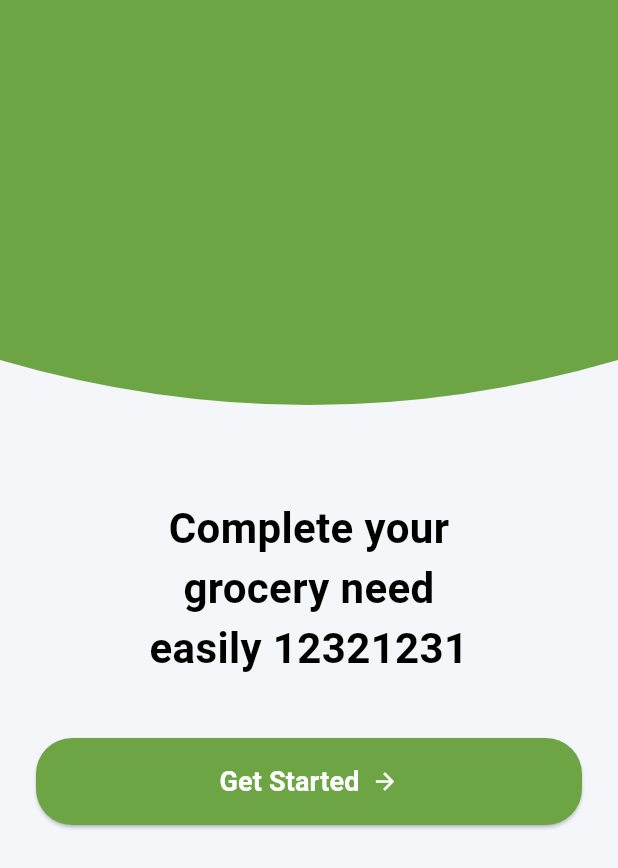
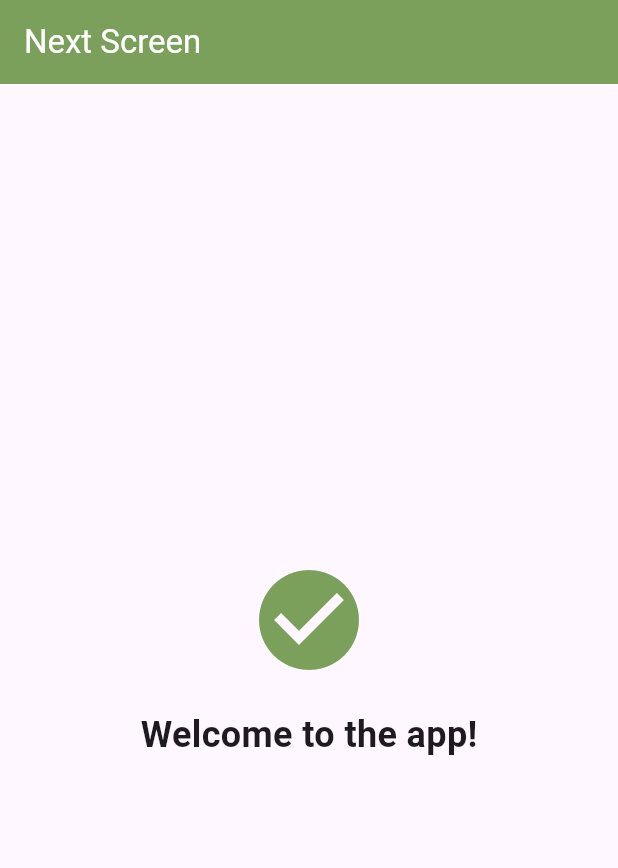
Before and after one commit to thanhtin1808/flutter02_bt_widget, a Flutter app: the screen it shows after launch, after a tap on "Get Started", on a phone screen of 412 x 824 dp. Shown: the top 868 px of the screen. Run offline on Flutter 3.47's test engine with Material 3 defaults, Android fonts, the phone set to English and light mode, and no system bars; our stand-ins replace google_fonts.

Commit message:
feat(splash): add splash screen for layout_1

```diff
--- a/lib/main.dart
+++ b/lib/main.dart
@@ -1,4 +1,5 @@
 import 'package:flutter/material.dart';
+import 'onboarding_screen.dart'; // Import the onboarding_screen.dart file
 
 void main() {
   runApp(const MyApp());
@@ -7,35 +8,21 @@ void main() {
 class MyApp extends StatelessWidget {
   const MyApp({super.key});
 
-  // This widget is the root of your application.
   @override
   Widget build(BuildContext context) {
     return MaterialApp(
       title: 'Flutter Demo',
       theme: ThemeData(
-        // This is the theme of your application.
-        //
-        // TRY THIS: Try running your application with "flutter run". You'll see
-        // the application has a purple toolbar. Then, without quitting the app,
-        // try changing the seedColor in the colorScheme below to Colors.green
-        // and then invoke "hot reload" (save your changes or press the "hot
-        // reload" button in a Flutter-supported IDE, or press "r" if you used
-        // the command line to start the app).
-        //
-        // Notice that the counter didn't reset back to zero; the application
-        // state is not lost during the reload. To reset the state, use hot
-        // restart instead.
-        //
-        // This works for code too, not just values: Most code changes can be
-        // tested with just a hot reload.
         colorScheme: ColorScheme.fromSeed(seedColor: Colors.deepPurple),
       ),
-      home: const MyHomePage(title: 'Flutter Demo Home Page'),
+      home:
+          const OnboardingScreen(), // Launch the OnboardingScreen from onboarding_screen.dart
+      debugShowCheckedModeBanner: false,
     );
   }
 }
 
-// ...existing code...
+// Keep MyHomePage in main.dart or move it to a separate file if needed
 class MyHomePage extends StatelessWidget {
   const MyHomePage({super.key, required this.title});
 
@@ -47,30 +34,27 @@ class MyHomePage extends StatelessWidget {
       backgroundColor: const Color(0xFFF5F6FA),
       body: Column(
         children: [
-          // Top green curved container
+          // Top curved green container
           ClipPath(
             clipper: CurvedClipper(),
-            child: Container(
-              height: 300,
-              color: const Color(0xFF6DA544),
-            ),
+            child: Container(height: 300, color: const Color(0xff5b913a)),
           ),
           const SizedBox(height: 32),
-          // Centered text
+          // Center-aligned welcome text
           const Padding(
             padding: EdgeInsets.symmetric(horizontal: 24.0),
             child: Text(
-              'Complete your\ngrocery need\neasily 12321231',
+              'Welcome to your\ngrocery app!',
               textAlign: TextAlign.center,
               style: TextStyle(
                 fontSize: 28,
                 fontWeight: FontWeight.bold,
-                color: Colors.black,
+                color: Color.fromARGB(255, 172, 70, 70),
               ),
             ),
           ),
           const SizedBox(height: 40),
-          // Get Started button
+          // Call-to-action button
           Padding(
             padding: const EdgeInsets.symmetric(horizontal: 24.0),
             child: SizedBox(
@@ -84,11 +68,11 @@ class MyHomePage extends StatelessWidget {
                   padding: const EdgeInsets.symmetric(vertical: 16),
                 ),
                 onPressed: () {},
-                child: Row(
+                child: const Row(
                   mainAxisAlignment: MainAxisAlignment.center,
-                  children: const [
+                  children: [
                     Text(
-                      'Get Started',
+                      'Start Shopping',
                       style: TextStyle(
                         fontSize: 18,
                         color: Colors.white,
@@ -96,7 +80,7 @@ class MyHomePage extends StatelessWidget {
                       ),
                     ),
                     SizedBox(width: 8),
-                    Icon(Icons.arrow_forward, color: Colors.white),
+                    Icon(Icons.shopping_bag, color: Colors.white),
                   ],
                 ),
               ),
@@ -108,15 +92,17 @@ class MyHomePage extends StatelessWidget {
   }
 }
 
-// Custom clipper for the curved green container
+// Custom clipper for the top curved container
 class CurvedClipper extends CustomClipper<Path> {
   @override
   Path getClip(Size size) {
     Path path = Path();
     path.lineTo(0, size.height - 60);
     path.quadraticBezierTo(
-      size.width / 2, size.height,
-      size.width, size.height - 60,
+      size.width / 2,
+      size.height,
+      size.width,
+      size.height - 60,
     );
     path.lineTo(size.width, 0);
     path.close();
@@ -126,4 +112,3 @@ class CurvedClipper extends CustomClipper<Path> {
   @override
   bool shouldReclip(CustomClipper<Path> oldClipper) => false;
 }
-// ...existing code...
--- /dev/null
+++ b/lib/onboarding_screen.dart
@@ -0,0 +1,129 @@
+import 'package:flutter/material.dart';
+import 'package:google_fonts/google_fonts.dart';
+
+class OnboardingScreen extends StatelessWidget {
+  const OnboardingScreen({super.key});
+
+  @override
+  Widget build(BuildContext context) {
+    return Scaffold(
+      backgroundColor: Colors.white,
+      body: Column(
+        children: [
+          // Curved green top section
+          ClipPath(
+            clipper: CurvedClipper(),
+            child: Container(
+              height: 500,
+              width: double.infinity,
+              color: const Color(0xff5b913a),
+            ),
+          ),
+          const SizedBox(height: 40),
+          // Main heading text
+          Padding(
+            padding: const EdgeInsets.symmetric(horizontal: 50),
+            child: Text(
+              'Complete your grocery need easily',
+              textAlign: TextAlign.center,
+              style: GoogleFonts.poppins(
+                fontSize: 35,
+                fontWeight: FontWeight.w800,
+                color: Colors.black,
+              ),
+            ),
+          ),
+          const SizedBox(height: 48),
+          // Get Started button
+          Padding(
+            padding: const EdgeInsets.symmetric(horizontal: 100.0),
+            child: SizedBox(
+              width: double.infinity,
+              height: 56,
+              child: ElevatedButton(
+                onPressed: () {
+                  Navigator.pushReplacement(
+                    context,
+                    MaterialPageRoute(builder: (context) => const NextScreen()),
+                  );
+                },
+                style: ElevatedButton.styleFrom(
+                  backgroundColor: const Color(0xff5b913a),
+                  shape: RoundedRectangleBorder(
+                    borderRadius: BorderRadius.circular(20),
+                  ),
+                  elevation: 0,
+                ),
+                child: const Row(
+                  mainAxisAlignment: MainAxisAlignment.center,
+                  children: [
+                    Text(
+                      'Get Started',
+                      style: TextStyle(
+                        fontSize: 18,
+                        fontWeight: FontWeight.w600,
+                        color: Colors.white,
+                      ),
+                    ),
+                    SizedBox(width: 10),
+                    Icon(Icons.arrow_right_alt, color: Colors.white, size: 30),
+                  ],
+                ),
+              ),
+            ),
+          ),
+        ],
+      ),
+    );
+  }
+}
+
+// Custom clipper for curved green section
+class CurvedClipper extends CustomClipper<Path> {
+  @override
+  Path getClip(Size size) {
+    Path path = Path();
+    path.lineTo(0, size.height - 40);
+    path.quadraticBezierTo(
+      size.width / 2,
+      size.height,
+      size.width,
+      size.height - 40,
+    );
+    path.lineTo(size.width, 0);
+    path.close();
+    return path;
+  }
+
+  @override
+  bool shouldReclip(CustomClipper<Path> oldClipper) => false;
+}
+
+// Placeholder for your next screen
+class NextScreen extends StatelessWidget {
+  const NextScreen({super.key});
+
+  @override
+  Widget build(BuildContext context) {
+    return Scaffold(
+      appBar: AppBar(
+        title: const Text('Next Screen'),
+        backgroundColor: const Color(0xFF7BA05B),
+        foregroundColor: Colors.white,
+      ),
+      body: const Center(
+        child: Column(
+          mainAxisAlignment: MainAxisAlignment.center,
+          children: [
+            Icon(Icons.check_circle, size: 80, color: Color(0xFF7BA05B)),
+            SizedBox(height: 20),
+            Text(
+              'Welcome to the app!',
+              style: TextStyle(fontSize: 24, fontWeight: FontWeight.bold),
+            ),
+          ],
+        ),
+      ),
+    );
+  }
+}
--- a/pubspec.yaml
+++ b/pubspec.yaml
@@ -34,6 +34,7 @@ dependencies:
   # The following adds the Cupertino Icons font to your application.
   # Use with the CupertinoIcons class for iOS style icons.
   cupertino_icons: ^1.0.8
+  google_fonts: ^4.0.5
 
 dev_dependencies:
   flutter_test:
```
Also changed, not shown: pubspec.lock, 7 other files.
